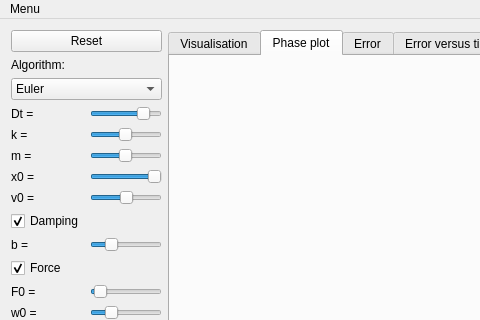
The window that mainwindow.ui (macioosch/errors-oscillator) describes before a commit, drawn with Qt 5; both pictures show x 0 to 480 and y 0 to 320 of the 760 by 542 pixel window.
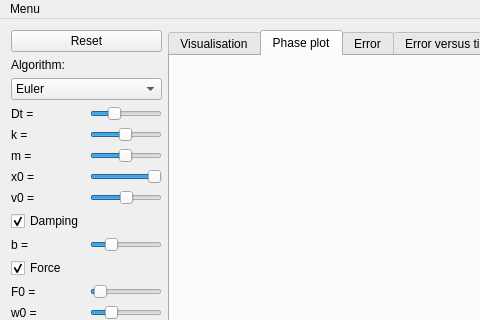
The same window after the commit. The open tabs and pages were chosen to show the change. Custom widgets are drawn as their Qt base class.

```diff
--- a/mainwindow.ui
+++ b/mainwindow.ui
@@ -67,13 +67,13 @@
         <item>
          <widget class="QSlider" name="dtHorizontalSlider">
           <property name="minimum">
-           <number>-120</number>
+           <number>-70</number>
           </property>
           <property name="maximum">
-           <number>10</number>
+           <number>-20</number>
           </property>
           <property name="value">
-           <number>-15</number>
+           <number>-55</number>
           </property>
           <property name="orientation">
            <enum>Qt::Horizontal</enum>
@@ -377,6 +377,12 @@
    <header>paintwidget.h</header>
    <container>1</container>
   </customwidget>
+  <customwidget>
+   <class>QCustomPlot</class>
+   <extends>QWidget</extends>
+   <header>qcustomplot.h</header>
+   <container>1</container>
+  </customwidget>
  </customwidgets>
  <resources/>
  <connections>
```
Left out of the diff: 14 changed lines with no effect on the pictures.
